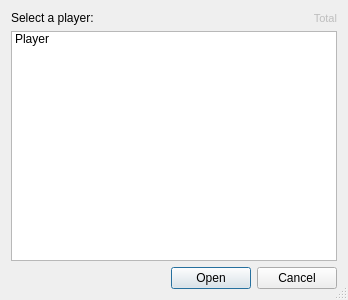
The window that starcheat/templates/OpenPlayer.ui (wizzomafizzo/starcheat) describes before a commit, drawn with Qt 5.
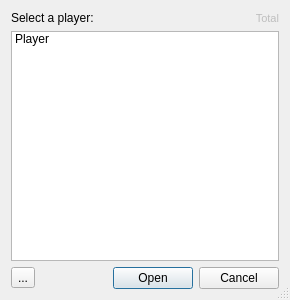
The same window after the commit. Icons and pictures are not drawn.

Commit message: Add support for deleting characters

```diff
--- a/starcheat/templates/OpenPlayer.ui
+++ b/starcheat/templates/OpenPlayer.ui
@@ -6,7 +6,7 @@
    <rect>
     <x>0</x>
     <y>0</y>
-    <width>348</width>
+    <width>290</width>
     <height>300</height>
    </rect>
   </property>
@@ -16,8 +16,37 @@
   <property name="sizeGripEnabled">
    <bool>true</bool>
   </property>
-  <layout class="QGridLayout" name="gridLayout">
-   <item row="1" column="0" colspan="2">
+  <layout class="QVBoxLayout" name="verticalLayout">
+   <item>
+    <layout class="QHBoxLayout" name="horizontalLayout_2">
+     <item>
+      <widget class="QLabel" name="label">
+       <property name="text">
+        <string>Select a player:</string>
+       </property>
+      </widget>
+     </item>
+     <item>
+      <widget class="QLabel" name="total_label">
+       <property name="enabled">
+        <bool>false</bool>
+       </property>
+       <property name="font">
+        <font>
+         <pointsize>8</pointsize>
+        </font>
+       </property>
+       <property name="text">
+        <string>Total</string>
+       </property>
+       <property name="alignment">
+        <set>Qt::AlignRight|Qt::AlignTrailing|Qt::AlignVCenter</set>
+       </property>
+      </widget>
+     </item>
+    </layout>
+   </item>
+   <item>
     <widget class="QListWidget" name="player_list">
      <property name="editTriggers">
       <set>QAbstractItemView::NoEditTriggers</set>
@@ -53,32 +82,36 @@
      </item>
     </widget>
    </item>
-   <item row="0" column="1">
-    <widget class="QLabel" name="total_label">
-     <property name="enabled">
-      <bool>false</bool>
-     </property>
-     <property name="font">
-      <font>
-       <pointsize>8</pointsize>
-      </font>
-     </property>
+   <item>
+    <layout class="QHBoxLayout" name="horizontalLayout">
+     <item>
+      <widget class="QToolButton" name="trash_button">
+       <property name="toolTip">
+        <string>Trash Player</string>
+       </property>
      <property name="text">
-      <string>Total</string>
-     </property>
-     <property name="alignment">
-      <set>Qt::AlignRight|Qt::AlignTrailing|Qt::AlignVCenter</set>
+        <string>...</string>
+       </property>
+       <property name="icon">
+        <iconset resource="../resources.qrc">
+         <normaloff>:/starcheat/images/icons/glyphicons_halflings_019_trash.png</normaloff>:/starcheat/images/icons/glyphicons_halflings_019_trash.png</iconset>
      </property>
     </widget>
    </item>
-   <item row="0" column="0">
-    <widget class="QLabel" name="label">
-     <property name="text">
-      <string>Select a player:</string>
-     </property>
-    </widget>
-   </item>
-   <item row="2" column="0" colspan="2">
+     <item>
+      <spacer name="horizontalSpacer">
+       <property name="orientation">
+        <enum>Qt::Horizontal</enum>
+       </property>
+       <property name="sizeHint" stdset="0">
+        <size>
+         <width>40</width>
+         <height>20</height>
+        </size>
+       </property>
+      </spacer>
+     </item>
+     <item>
     <widget class="QDialogButtonBox" name="buttonBox">
      <property name="orientation">
       <enum>Qt::Horizontal</enum>
@@ -89,6 +122,8 @@
     </widget>
    </item>
   </layout>
+   </item>
+  </layout>
  </widget>
  <resources/>
  <connections>
```
Left out of the diff: 4 changed lines with no effect on the pictures. Lines whose indentation alone changed are shown as unchanged. The commit also changes 2 other files.
